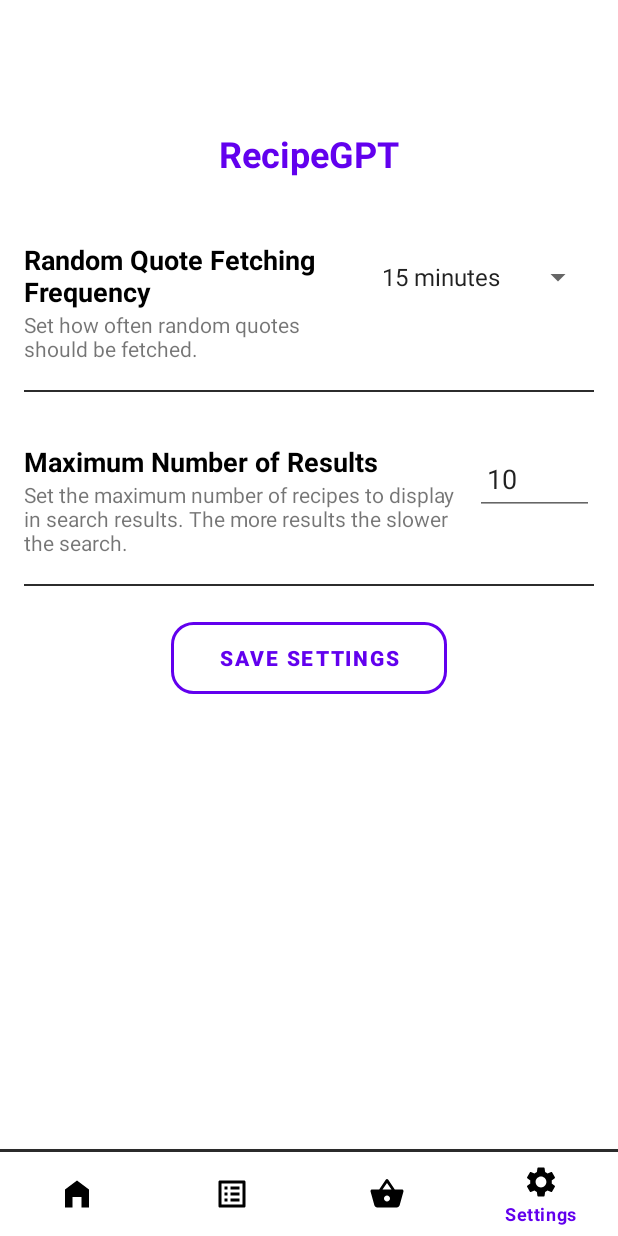
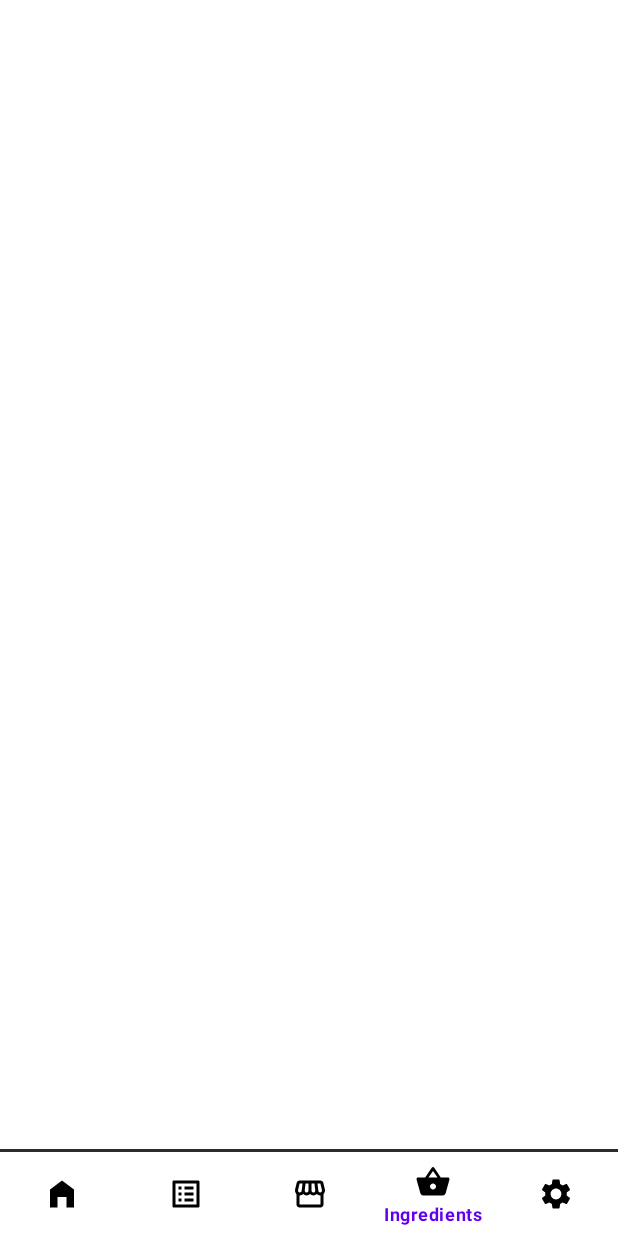
Before and after one commit to mmswflow-upb/RecipeGPT, an Android app: the screen it shows after launch (HomeActivity), item 4 of the bottom bar chosen, on a phone screen of 412 x 824 dp. Run offline under Robolectric (Android 15) with nearby library versions, the phone set to English and light mode, and no system bars; our stand-ins replace navigation-ui; 3 statements that could not run were skipped.

Commit message:
Added Saved Ingredients Fragment

```diff
--- /dev/null
+++ b/app/src/main/java/com/example/recipegpt/fragments/savedingredients/SavedIngredientsFragment.kt
@@ -0,0 +1,13 @@
+package com.example.recipegpt.fragments.savedingredients
+
+import android.os.Bundle
+import android.view.View
+import androidx.fragment.app.Fragment
+import com.example.recipegpt.R
+
+class SavedIngredientsFragment : Fragment(R.layout.fragment_saved_recipes) {
+    override fun onViewCreated(view: View, savedInstanceState: Bundle?) {
+        super.onViewCreated(view, savedInstanceState)
+        // Your fragment logic
+    }
+}
--- /dev/null
+++ b/app/src/main/java/com/example/recipegpt/fragments/savedingredients/SavedIngredientsViewModel.kt
@@ -0,0 +1,4 @@
+package com.example.recipegpt.fragments.savedingredients
+
+class SavedIngredientsViewModel {
+}
--- /dev/null
+++ b/app/src/main/res/drawable/ic_saved_ingredients.xml
@@ -0,0 +1,5 @@
+<vector xmlns:android="http://schemas.android.com/apk/res/android" android:height="24dp" android:tint="#000000" android:viewportHeight="24" android:viewportWidth="24" android:width="24dp">
+
+    <path android:fillColor="@android:color/white" android:pathData="M17.21,9l-4.38,-6.56c-0.19,-0.28 -0.51,-0.42 -0.83,-0.42 -0.32,0 -0.64,0.14 -0.83,0.43L6.79,9L2,9c-0.55,0 -1,0.45 -1,1 0,0.09 0.01,0.18 0.04,0.27l2.54,9.27c0.23,0.84 1,1.46 1.92,1.46h13c0.92,0 1.69,-0.62 1.93,-1.46l2.54,-9.27L23,10c0,-0.55 -0.45,-1 -1,-1h-4.79zM9,9l3,-4.4L15,9L9,9zM12,17c-1.1,0 -2,-0.9 -2,-2s0.9,-2 2,-2 2,0.9 2,2 -0.9,2 -2,2z"/>
+
+</vector>
--- a/app/src/main/res/drawable/ic_shopping_list.xml
+++ b/app/src/main/res/drawable/ic_shopping_list.xml
@@ -1,5 +1,5 @@
 <vector xmlns:android="http://schemas.android.com/apk/res/android" android:height="24dp" android:tint="#000000" android:viewportHeight="24" android:viewportWidth="24" android:width="24dp">
 
-    <path android:fillColor="@android:color/white" android:pathData="M17.21,9l-4.38,-6.56c-0.19,-0.28 -0.51,-0.42 -0.83,-0.42 -0.32,0 -0.64,0.14 -0.83,0.43L6.79,9L2,9c-0.55,0 -1,0.45 -1,1 0,0.09 0.01,0.18 0.04,0.27l2.54,9.27c0.23,0.84 1,1.46 1.92,1.46h13c0.92,0 1.69,-0.62 1.93,-1.46l2.54,-9.27L23,10c0,-0.55 -0.45,-1 -1,-1h-4.79zM9,9l3,-4.4L15,9L9,9zM12,17c-1.1,0 -2,-0.9 -2,-2s0.9,-2 2,-2 2,0.9 2,2 -0.9,2 -2,2z"/>
+    <path android:fillColor="@android:color/white" android:pathData="M21.9,8.89l-1.05,-4.37c-0.22,-0.9 -1,-1.52 -1.91,-1.52H5.05C4.15,3 3.36,3.63 3.15,4.52L2.1,8.89c-0.24,1.02 -0.02,2.06 0.62,2.88C2.8,11.88 2.91,11.96 3,12.06V19c0,1.1 0.9,2 2,2h14c1.1,0 2,-0.9 2,-2v-6.94c0.09,-0.09 0.2,-0.18 0.28,-0.28C21.92,10.96 22.15,9.91 21.9,8.89zM18.91,4.99l1.05,4.37c0.1,0.42 0.01,0.84 -0.25,1.17C19.57,10.71 19.27,11 18.77,11c-0.61,0 -1.14,-0.49 -1.21,-1.14L16.98,5L18.91,4.99zM13,5h1.96l0.54,4.52c0.05,0.39 -0.07,0.78 -0.33,1.07C14.95,10.85 14.63,11 14.22,11C13.55,11 13,10.41 13,9.69V5zM8.49,9.52L9.04,5H11v4.69C11,10.41 10.45,11 9.71,11c-0.34,0 -0.65,-0.15 -0.89,-0.41C8.57,10.3 8.45,9.91 8.49,9.52zM4.04,9.36L5.05,5h1.97L6.44,9.86C6.36,10.51 5.84,11 5.23,11c-0.49,0 -0.8,-0.29 -0.93,-0.47C4.03,10.21 3.94,9.78 4.04,9.36zM5,19v-6.03C5.08,12.98 5.15,13 5.23,13c0.87,0 1.66,-0.36 2.24,-0.95c0.6,0.6 1.4,0.95 2.31,0.95c0.87,0 1.65,-0.36 2.23,-0.93c0.59,0.57 1.39,0.93 2.29,0.93c0.84,0 1.64,-0.35 2.24,-0.95c0.58,0.59 1.37,0.95 2.24,0.95c0.08,0 0.15,-0.02 0.23,-0.03V19H5z"/>
 
 </vector>
--- /dev/null
+++ b/app/src/main/res/layout/fragment_saved_ingredients.xml
@@ -0,0 +1,6 @@
+<?xml version="1.0" encoding="utf-8"?>
+<androidx.constraintlayout.widget.ConstraintLayout xmlns:android="http://schemas.android.com/apk/res/android"
+    android:layout_width="match_parent"
+    android:layout_height="match_parent">
+
+</androidx.constraintlayout.widget.ConstraintLayout>
--- a/app/src/main/res/menu/bottom_navigation_menu.xml
+++ b/app/src/main/res/menu/bottom_navigation_menu.xml
@@ -13,6 +13,10 @@
         android:icon="@drawable/ic_shopping_list"
         android:title="@string/menu_shopping_list" />
     <item
+        android:id="@+id/menu_saved_ingredients"
+        android:icon="@drawable/ic_saved_ingredients"
+        android:title="@string/menu_saved_ingredients" />
+    <item
         android:id="@+id/menu_settings"
         android:icon="@drawable/ic_settings"
         android:title="@string/menu_settings" />
--- a/app/src/main/res/navigation/nav_graph.xml
+++ b/app/src/main/res/navigation/nav_graph.xml
@@ -23,6 +23,12 @@
         tools:layout="@layout/fragment_shopping_list" />
 
     <fragment
+        android:id="@+id/menu_saved_ingredients"
+        android:name="com.example.recipegpt.fragments.savedingredients.SavedIngredientsFragment"
+        android:label="@string/menu_shopping_list"
+        tools:layout="@layout/fragment_saved_ingredients" />
+
+    <fragment
         android:id="@+id/menu_settings"
         android:name="com.example.recipegpt.fragments.settings.SettingsFragment"
         android:label="@string/menu_settings"
--- a/app/src/main/res/values/strings.xml
+++ b/app/src/main/res/values/strings.xml
@@ -46,5 +46,6 @@
     <string name="search_in_progress_message">Searching recipes for &quot;%1$s&quot;…</string>
     <string name="search_elapsed_time_message">Searching recipes for &quot;%1$s&quot;… (%2$d seconds elapsed)</string>
     <string name="search_complete_message">It took %1$d seconds to find recipes for &quot;%2$s&quot;</string>
+    <string name="menu_saved_ingredients">Ingredients</string>
 
 </resources>
```
